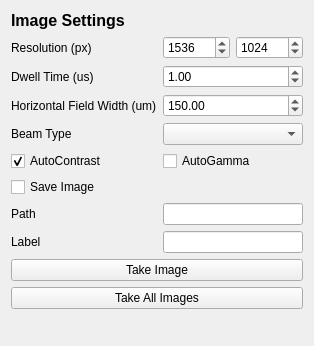
Old version of the form fibsem/ui/qtdesigner_files/ImageSettingsWidget.ui in the repository DeMarcoLab/fibsem.
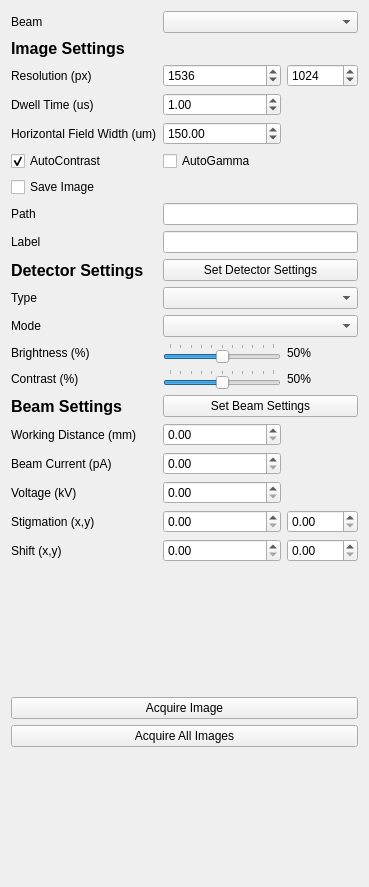
New version of the form.

Commit message:
[UI] Add Beam Settings and Detector Settings controls to the Image Widget (#52)
* fixed up bool types

* work in progress detector in ui

* moving buttons

* updasted labels

* finished adding detectors to ui

* ui

* added beam settings to ui

* fix detector ui for demo

* designer update

* ui fix

* fixed up ui for image settinsg widget

* fixed up type of resolution for thermo get microscope state

* fix for demo microscope

* fixed up ui code

---------

Patch:
```diff
--- a/fibsem/ui/qtdesigner_files/ImageSettingsWidget.ui
+++ b/fibsem/ui/qtdesigner_files/ImageSettingsWidget.ui
@@ -6,75 +6,198 @@
    <rect>
     <x>0</x>
     <y>0</y>
-    <width>311</width>
-    <height>346</height>
+    <width>369</width>
+    <height>887</height>
    </rect>
   </property>
   <property name="windowTitle">
    <string>Form</string>
   </property>
   <layout class="QGridLayout" name="gridLayout">
-   <item row="5" column="1" colspan="2">
+   <item row="11" column="0">
+    <widget class="QLabel" name="label">
+     <property name="font">
+      <font>
+       <pointsize>12</pointsize>
+       <weight>75</weight>
+       <bold>true</bold>
+      </font>
+     </property>
+     <property name="text">
+      <string>Detector Settings</string>
+     </property>
+    </widget>
+   </item>
+   <item row="18" column="0">
+    <widget class="QLabel" name="label_9">
+     <property name="text">
+      <string>Beam Current (pA)</string>
+     </property>
+    </widget>
+   </item>
+   <item row="14" column="2">
+    <widget class="QLabel" name="detector_brightness_label">
+     <property name="text">
+      <string>50%</string>
+     </property>
+    </widget>
+   </item>
+   <item row="1" column="1" colspan="2">
+    <widget class="QComboBox" name="selected_beam"/>
+   </item>
+   <item row="14" column="0">
+    <widget class="QLabel" name="label_4">
+     <property name="text">
+      <string>Brightness (%)</string>
+     </property>
+    </widget>
+   </item>
+   <item row="17" column="0">
+    <widget class="QLabel" name="label_7">
+     <property name="text">
+      <string>Working Distance (mm)</string>
+     </property>
+    </widget>
+   </item>
+   <item row="15" column="2">
+    <widget class="QLabel" name="detector_contrast_label">
+     <property name="text">
+      <string>50%</string>
+     </property>
+    </widget>
+   </item>
+   <item row="8" column="0">
+    <widget class="QCheckBox" name="checkBox_image_save_image">
+     <property name="text">
+      <string>Save Image</string>
+     </property>
+    </widget>
+   </item>
+   <item row="5" column="0">
+    <widget class="QLabel" name="label_image_dwell_time">
+     <property name="text">
+      <string>Dwell Time (us)</string>
+     </property>
+    </widget>
+   </item>
+   <item row="19" column="0">
+    <widget class="QLabel" name="label_10">
+     <property name="text">
+      <string>Voltage (kV)</string>
+     </property>
+    </widget>
+   </item>
+   <item row="15" column="1">
+    <widget class="QSlider" name="detector_contrast_slider">
+     <property name="maximum">
+      <number>100</number>
+     </property>
+     <property name="sliderPosition">
+      <number>50</number>
+     </property>
+     <property name="orientation">
+      <enum>Qt::Horizontal</enum>
+     </property>
+     <property name="tickPosition">
+      <enum>QSlider::TicksAbove</enum>
+     </property>
+     <property name="tickInterval">
+      <number>10</number>
+     </property>
+    </widget>
+   </item>
+   <item row="18" column="1">
+    <widget class="QDoubleSpinBox" name="beam_current">
+     <property name="maximum">
+      <double>1000.000000000000000</double>
+     </property>
+    </widget>
+   </item>
+   <item row="14" column="1">
+    <widget class="QSlider" name="detector_brightness_slider">
+     <property name="maximum">
+      <number>100</number>
+     </property>
+     <property name="sliderPosition">
+      <number>50</number>
+     </property>
+     <property name="orientation">
+      <enum>Qt::Horizontal</enum>
+     </property>
+     <property name="invertedAppearance">
+      <bool>false</bool>
+     </property>
+     <property name="tickPosition">
+      <enum>QSlider::TicksAbove</enum>
+     </property>
+     <property name="tickInterval">
+      <number>10</number>
+     </property>
+    </widget>
+   </item>
+   <item row="11" column="1" colspan="2">
+    <widget class="QPushButton" name="set_detector_button">
+     <property name="text">
+      <string>Set Detector Settings</string>
+     </property>
+    </widget>
+   </item>
+   <item row="10" column="1" colspan="2">
+    <widget class="QLineEdit" name="lineEdit_image_label"/>
+   </item>
+   <item row="19" column="1">
+    <widget class="QDoubleSpinBox" name="beam_voltage">
+     <property name="maximum">
+      <double>100000.000000000000000</double>
+     </property>
+    </widget>
+   </item>
+   <item row="7" column="1">
     <widget class="QCheckBox" name="checkBox_image_use_autogamma">
      <property name="text">
       <string>AutoGamma</string>
      </property>
     </widget>
    </item>
-   <item row="3" column="0">
-    <widget class="QLabel" name="label_image_hfw">
+   <item row="20" column="0">
+    <widget class="QLabel" name="label_11">
      <property name="text">
-      <string>Horizontal Field Width (um)</string>
+      <string>Stigmation (x,y)</string>
      </property>
     </widget>
    </item>
-   <item row="4" column="1" colspan="2">
-    <widget class="QComboBox" name="comboBox_image_beam_type"/>
+   <item row="15" column="0">
+    <widget class="QLabel" name="label_5">
+     <property name="text">
+      <string>Contrast (%)</string>
+     </property>
+    </widget>
    </item>
-   <item row="1" column="0">
-    <widget class="QLabel" name="label_image_resolution">
+   <item row="21" column="0">
+    <widget class="QLabel" name="label_12">
      <property name="text">
-      <string>Resolution (px)</string>
+      <string>Shift (x,y)</string>
      </property>
     </widget>
    </item>
-   <item row="7" column="1" colspan="2">
+   <item row="9" column="1" colspan="2">
     <widget class="QLineEdit" name="lineEdit_image_path"/>
    </item>
+   <item row="20" column="2">
+    <widget class="QDoubleSpinBox" name="stigmation_y">
+     <property name="maximum">
+      <double>1000.000000000000000</double>
+     </property>
+    </widget>
+   </item>
    <item row="4" column="0">
-    <widget class="QLabel" name="label_image_beam_type">
+    <widget class="QLabel" name="label_image_resolution">
      <property name="text">
-      <string>Beam Type</string>
+      <string>Resolution (px)</string>
      </property>
     </widget>
    </item>
-   <item row="2" column="1" colspan="2">
-    <widget class="QDoubleSpinBox" name="doubleSpinBox_image_dwell_time">
-     <property name="maximum">
-      <double>10000000000000.000000000000000</double>
-     </property>
-     <property name="singleStep">
-      <double>0.010000000000000</double>
-     </property>
-     <property name="value">
-      <double>1.000000000000000</double>
-     </property>
-    </widget>
-   </item>
-   <item row="11" column="0" colspan="3">
-    <spacer name="verticalSpacer">
-     <property name="orientation">
-      <enum>Qt::Vertical</enum>
-     </property>
-     <property name="sizeHint" stdset="0">
-      <size>
-       <width>20</width>
-       <height>40</height>
-      </size>
-     </property>
-    </spacer>
-   </item>
-   <item row="3" column="1" colspan="2">
+   <item row="6" column="1">
     <widget class="QDoubleSpinBox" name="doubleSpinBox_image_hfw">
      <property name="maximum">
       <double>2700.000000000000000</double>
@@ -87,42 +210,14 @@
      </property>
     </widget>
    </item>
-   <item row="2" column="0">
-    <widget class="QLabel" name="label_image_dwell_time">
+   <item row="24" column="0" colspan="3">
+    <widget class="QPushButton" name="pushButton_take_all_images">
      <property name="text">
-      <string>Dwell Time (us)</string>
+      <string>Acquire All Images</string>
      </property>
     </widget>
    </item>
-   <item row="6" column="0">
-    <widget class="QCheckBox" name="checkBox_image_save_image">
-     <property name="text">
-      <string>Save Image</string>
-     </property>
-    </widget>
-   </item>
-   <item row="7" column="0">
-    <widget class="QLabel" name="label_image_save_path">
-     <property name="text">
-      <string>Path</string>
-     </property>
-    </widget>
-   </item>
-   <item row="8" column="0">
-    <widget class="QLabel" name="label_image_label">
-     <property name="text">
-      <string>Label</string>
-     </property>
-    </widget>
-   </item>
-   <item row="9" column="0" colspan="3">
-    <widget class="QPushButton" name="pushButton_take_image">
-     <property name="text">
-      <string>Take Image</string>
-     </property>
-    </widget>
-   </item>
-   <item row="1" column="2">
+   <item row="4" column="2">
     <widget class="QSpinBox" name="spinBox_resolution_y">
      <property name="minimum">
       <number>1</number>
@@ -135,34 +230,24 @@
      </property>
     </widget>
    </item>
-   <item row="0" column="0" colspan="2">
-    <widget class="QLabel" name="label_title">
-     <property name="font">
-      <font>
-       <pointsize>12</pointsize>
-       <weight>75</weight>
-       <bold>true</bold>
-      </font>
+   <item row="17" column="1">
+    <widget class="QDoubleSpinBox" name="working_distance">
+     <property name="maximum">
+      <double>1000.000000000000000</double>
      </property>
-     <property name="text">
-      <string>Image Settings</string>
-     </property>
     </widget>
    </item>
-   <item row="1" column="1">
-    <widget class="QSpinBox" name="spinBox_resolution_x">
-     <property name="minimum">
-      <number>1</number>
-     </property>
+   <item row="12" column="1" colspan="2">
+    <widget class="QComboBox" name="detector_type_combobox"/>
+   </item>
+   <item row="21" column="2">
+    <widget class="QDoubleSpinBox" name="shift_y">
      <property name="maximum">
-      <number>999999999</number>
+      <double>1000.000000000000000</double>
      </property>
-     <property name="value">
-      <number>1536</number>
-     </property>
     </widget>
    </item>
-   <item row="5" column="0">
+   <item row="7" column="0">
     <widget class="QCheckBox" name="checkBox_image_use_autocontrast">
      <property name="text">
       <string>AutoContrast</string>
@@ -172,13 +257,156 @@
      </property>
     </widget>
    </item>
-   <item row="8" column="1" colspan="2">
-    <widget class="QLineEdit" name="lineEdit_image_label"/>
+   <item row="4" column="1">
+    <widget class="QSpinBox" name="spinBox_resolution_x">
+     <property name="minimum">
+      <number>1</number>
+     </property>
+     <property name="maximum">
+      <number>999999999</number>
+     </property>
+     <property name="value">
+      <number>1536</number>
+     </property>
+    </widget>
    </item>
-   <item row="10" column="0" colspan="3">
-    <widget class="QPushButton" name="pushButton_take_all_images">
+   <item row="21" column="1">
+    <widget class="QDoubleSpinBox" name="shift_x">
+     <property name="maximum">
+      <double>1000.000000000000000</double>
+     </property>
+    </widget>
+   </item>
+   <item row="2" column="0">
+    <widget class="QLabel" name="label_title">
+     <property name="font">
+      <font>
+       <pointsize>12</pointsize>
+       <weight>75</weight>
+       <bold>true</bold>
+      </font>
+     </property>
      <property name="text">
-      <string>Take All Images</string>
+      <string>Image Settings</string>
+     </property>
+    </widget>
+   </item>
+   <item row="23" column="0" colspan="3">
+    <widget class="QPushButton" name="pushButton_take_image">
+     <property name="text">
+      <string>Acquire Image</string>
+     </property>
+    </widget>
+   </item>
+   <item row="13" column="0">
+    <widget class="QLabel" name="label_3">
+     <property name="text">
+      <string>Mode</string>
+     </property>
+    </widget>
+   </item>
+   <item row="12" column="0">
+    <widget class="QLabel" name="label_2">
+     <property name="text">
+      <string>Type</string>
+     </property>
+    </widget>
+   </item>
+   <item row="13" column="1" colspan="2">
+    <widget class="QComboBox" name="detector_mode_combobox"/>
+   </item>
+   <item row="10" column="0">
+    <widget class="QLabel" name="label_image_label">
+     <property name="text">
+      <string>Label</string>
+     </property>
+    </widget>
+   </item>
+   <item row="5" column="1">
+    <widget class="QDoubleSpinBox" name="doubleSpinBox_image_dwell_time">
+     <property name="maximum">
+      <double>10000000000000.000000000000000</double>
+     </property>
+     <property name="singleStep">
+      <double>0.010000000000000</double>
+     </property>
+     <property name="value">
+      <double>1.000000000000000</double>
+     </property>
+    </widget>
+   </item>
+   <item row="6" column="0">
+    <widget class="QLabel" name="label_image_hfw">
+     <property name="text">
+      <string>Horizontal Field Width (um)</string>
+     </property>
+    </widget>
+   </item>
+   <item row="20" column="1">
+    <widget class="QDoubleSpinBox" name="stigmation_x">
+     <property name="maximum">
+      <double>1000.000000000000000</double>
+     </property>
+    </widget>
+   </item>
+   <item row="22" column="0" colspan="3">
+    <spacer name="verticalSpacer_2">
+     <property name="orientation">
+      <enum>Qt::Vertical</enum>
+     </property>
+     <property name="sizeHint" stdset="0">
+      <size>
+       <width>20</width>
+       <height>40</height>
+      </size>
+     </property>
+    </spacer>
+   </item>
+   <item row="1" column="0">
+    <widget class="QLabel" name="label_8">
+     <property name="text">
+      <string>Beam</string>
+     </property>
+    </widget>
+   </item>
+   <item row="25" column="0" colspan="3">
+    <spacer name="verticalSpacer">
+     <property name="orientation">
+      <enum>Qt::Vertical</enum>
+     </property>
+     <property name="sizeHint" stdset="0">
+      <size>
+       <width>20</width>
+       <height>40</height>
+      </size>
+     </property>
+    </spacer>
+   </item>
+   <item row="9" column="0">
+    <widget class="QLabel" name="label_image_save_path">
+     <property name="text">
+      <string>Path</string>
+     </property>
+    </widget>
+   </item>
+   <item row="16" column="0">
+    <widget class="QLabel" name="label_6">
+     <property name="font">
+      <font>
+       <pointsize>12</pointsize>
+       <weight>75</weight>
+       <bold>true</bold>
+      </font>
+     </property>
+     <property name="text">
+      <string>Beam Settings</string>
+     </property>
+    </widget>
+   </item>
+   <item row="16" column="1" colspan="2">
+    <widget class="QPushButton" name="button_set_beam_settings">
+     <property name="text">
+      <string>Set Beam Settings</string>
      </property>
     </widget>
    </item>
```
The commit also changes 12 other files.
